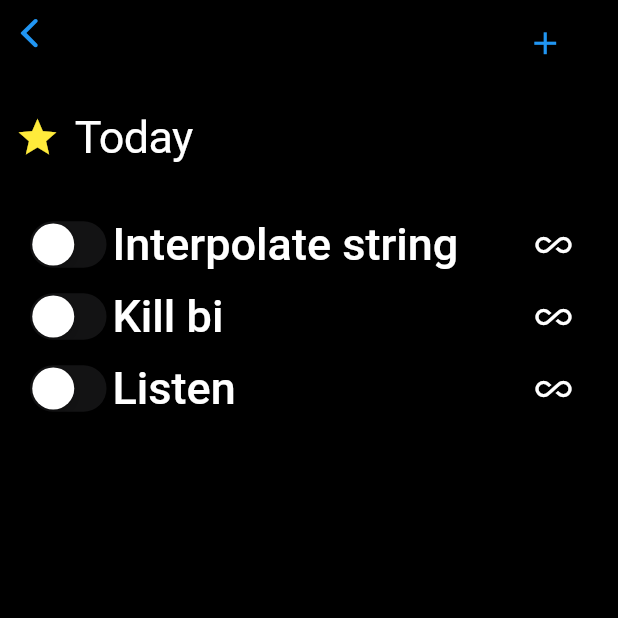
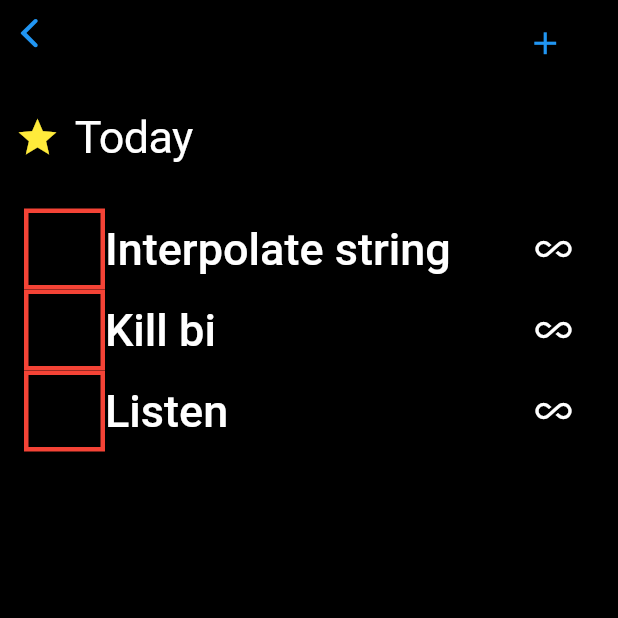
Before and after one commit to Great-TODO-dev/Great-TODO, a Flutter app: the TodayTab screen opened by its route, on a phone screen of 412 x 824 dp, the top half of it. Run offline on Flutter 3.47's test engine with Material 2 defaults, Android fonts, the light colour scheme and no system bars.

Commit message:
Переделал немного внешний вид тасков в меню сегодня

```diff
--- a/mobile_app/lib/Stores/Tasks.dart
+++ b/mobile_app/lib/Stores/Tasks.dart
@@ -23,6 +23,11 @@ class Tasks with ChangeNotifier {
     });
   }
 
+  void removeSingleTask(int id){
+    // _tasks.removeWhere(test);
+    notifyListeners();
+  }
+
   addTask(Task task){
     task.generateId();
     _tasks.add(task);
--- a/mobile_app/lib/Task/AddTaskPage.dart
+++ b/mobile_app/lib/Task/AddTaskPage.dart
@@ -79,7 +79,7 @@ class _TaskPageState extends State<TaskPage> {
               TextField(
                 controller: taskName,
                 showCursor: true,
-                style: TextStyle(color: Colors.white),
+                style: TextStyle(color: Colors.white, fontSize: 28),
                 decoration: InputDecoration(
                   border: InputBorder.none,
                   hintText: Locals.name,
@@ -91,7 +91,7 @@ class _TaskPageState extends State<TaskPage> {
                 maxLines: null,
                 controller: taskDescription,
                 showCursor: true,
-                style: TextStyle(color: Colors.white),
+                style: TextStyle(color: Colors.white, fontSize: 30),
                 decoration: InputDecoration(
                   border: InputBorder.none,
                   hintText: Locals.description,
--- a/mobile_app/lib/Task/TaskLabel.dart
+++ b/mobile_app/lib/Task/TaskLabel.dart
@@ -6,7 +6,6 @@ import 'package:provider/provider.dart';
 import '../Stores/Task.dart';
 
 class TaskLabel extends StatelessWidget {
-
   @override
   Widget build(BuildContext context) {
     final task = Provider.of<Task>(context);
@@ -21,12 +20,25 @@ class TaskLabel extends StatelessWidget {
             Expanded(
               child: Row(
                 children: [
-                  CupertinoSwitch(
-                    value: task.doneState,
-                    onChanged: (_) {
-                      task.changeDoneState();
-                    },
-                    activeColor: Colors.blue,
+                  Material(
+                    color: Colors.black,
+                    child: Container(
+                      decoration: BoxDecoration(
+                          border: Border.all(
+                              color: Colors.red,
+                              width: 3,
+                              style: BorderStyle.solid)),
+                      child: FittedBox(
+                        fit: BoxFit.cover,
+                        child: Checkbox(
+                          value: task.doneState,
+                          onChanged: (_) {
+                            task.changeDoneState();
+                          },
+                          activeColor: Colors.blue,
+                        ),
+                      ),
+                    ),
                   ),
                   Text(
                     task.name,
@@ -36,7 +48,10 @@ class TaskLabel extends StatelessWidget {
                 ],
               ),
             ),
-            Icon(Icons.all_inclusive, color: Colors.white,)
+            Icon(
+              Icons.all_inclusive,
+              color: Colors.white,
+            )
           ],
         ),
       ),
```
